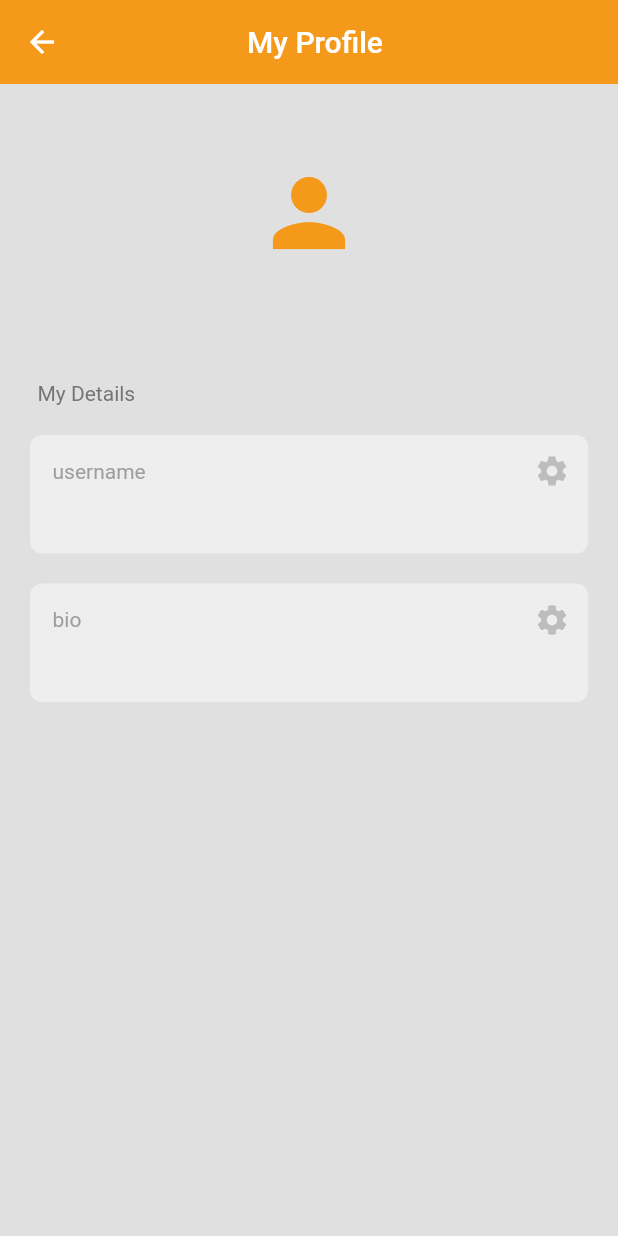
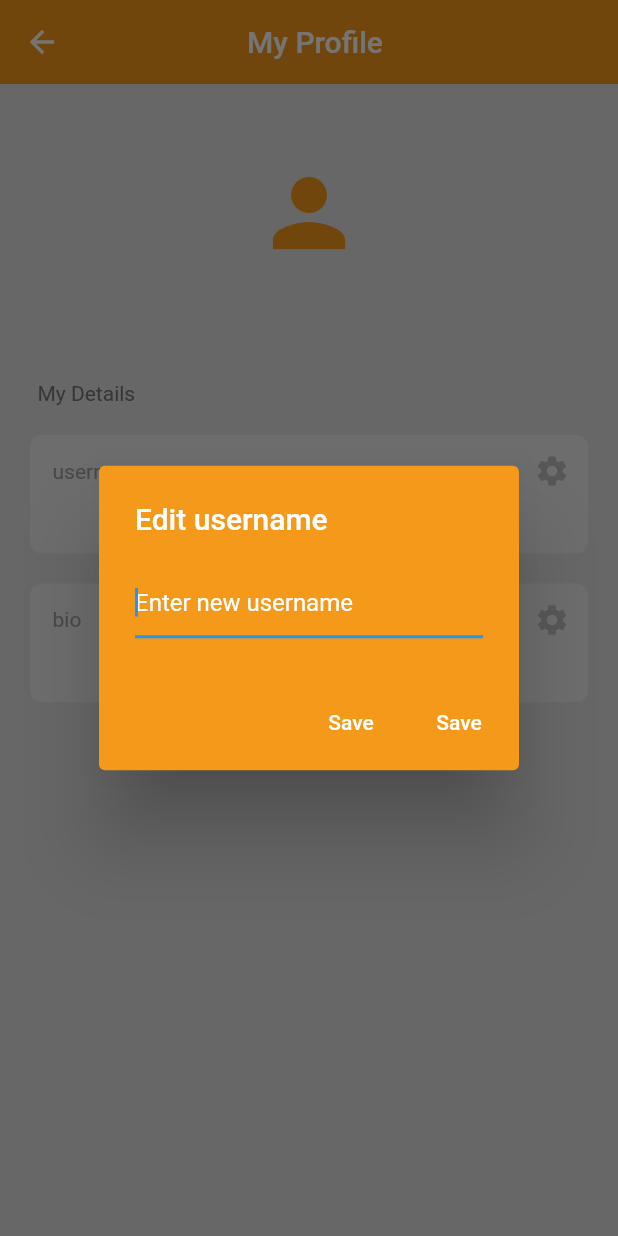
Before and after one commit to rumahrudi/pbl_snapc, a Flutter app: the ProfilePage screen opened directly, after a tap on the "settings" icon, on a phone screen of 412 x 824 dp. Run offline on Flutter 3.47's test engine with Material 2 defaults, Android fonts, the phone set to English and light mode, and no system bars; our stand-ins replace cloud_firestore, firebase_auth, firebase_core, google_fonts, google_nav_bar; accounts and stored records are empty.

Commit message:
update feature
update profile page to edit username and bio users

```diff
--- a/snapc/lib/components/photo_tile.dart
+++ b/snapc/lib/components/photo_tile.dart
@@ -10,7 +10,7 @@ class PhotoTile extends StatelessWidget {
   @override
   Widget build(BuildContext context) {
     return Container(
-      margin: EdgeInsets.only(
+      margin: const EdgeInsets.only(
         left: 25,
       ),
       // padding: EdgeInsets.all(20),
--- a/snapc/lib/pages/cart_page.dart
+++ b/snapc/lib/pages/cart_page.dart
@@ -29,11 +29,11 @@ class CartPage extends StatelessWidget {
           crossAxisAlignment: CrossAxisAlignment.start,
           children: [
             // * Heading
-            Text(
+            const Text(
               'My Cart',
               style: TextStyle(fontWeight: FontWeight.bold, fontSize: 24),
             ),
-            SizedBox(
+            const SizedBox(
               height: 10,
             ),
             Expanded(
--- a/snapc/lib/pages/profile_page.dart
+++ b/snapc/lib/pages/profile_page.dart
@@ -17,8 +17,68 @@ class _ProfilePageState extends State<ProfilePage> {
   // * user
   final currentUser = FirebaseAuth.instance.currentUser!;
 
+  // * all user collection
+  final userCollection = FirebaseFirestore.instance.collection('Users');
+
   // * edit field
-  Future<void> editField(String field) async {}
+  Future<void> editField(String field) async {
+    String newValue = '';
+    await showDialog(
+      context: context,
+      builder: (context) => AlertDialog(
+        backgroundColor: secondaryColor,
+        title: Text(
+          'Edit $field',
+          style: const TextStyle(
+            color: Colors.white,
+          ),
+        ),
+        content: TextField(
+          autofocus: true,
+          style: const TextStyle(
+            color: Colors.white,
+          ),
+          decoration: InputDecoration(
+            hintText: 'Enter new $field',
+            hintStyle: const TextStyle(
+              color: Colors.white,
+            ),
+          ),
+          onChanged: (value) {
+            newValue = value;
+          },
+        ),
+        actions: [
+          // * cancel button
+          TextButton(
+            onPressed: () => Navigator.pop(context),
+            child: const Text(
+              'Save',
+              style: TextStyle(
+                color: Colors.white,
+              ),
+            ),
+          ),
+          // * save button
+          TextButton(
+            onPressed: () => Navigator.of(context).pop(newValue),
+            child: const Text(
+              'Save',
+              style: TextStyle(
+                color: Colors.white,
+              ),
+            ),
+          )
+        ],
+      ),
+    );
+    if (newValue.trim().length > 0) {
+      // * only update when there is something in textfield
+      await userCollection.doc(currentUser.email).update(
+        {field: newValue},
+      );
+    }
+  }
 
   @override
   Widget build(BuildContext context) {
```
